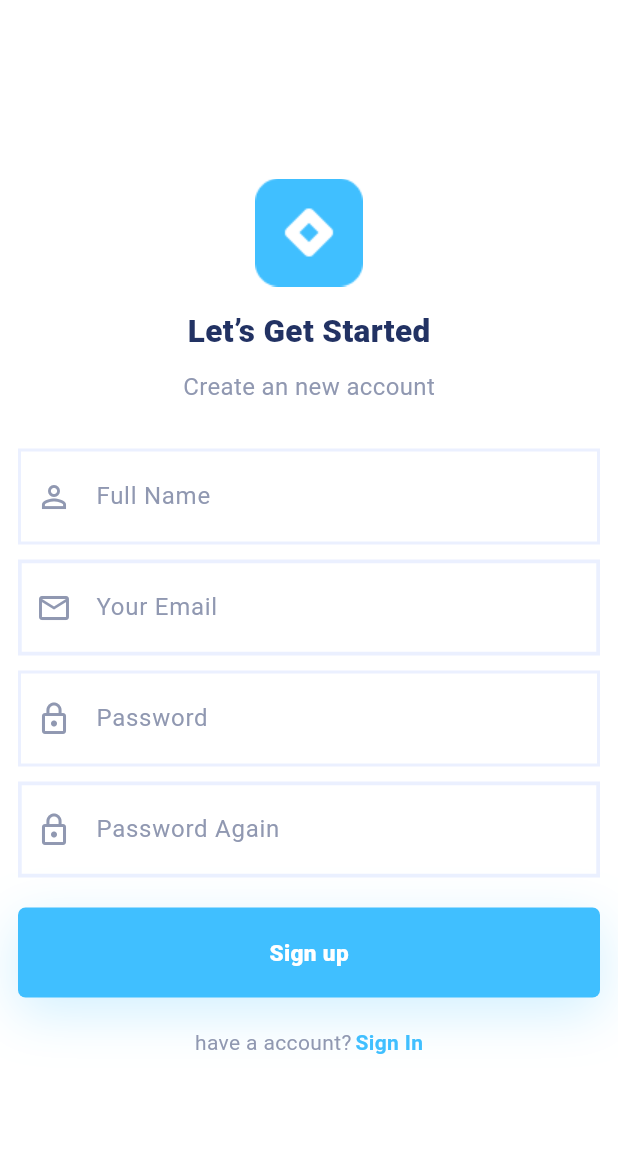
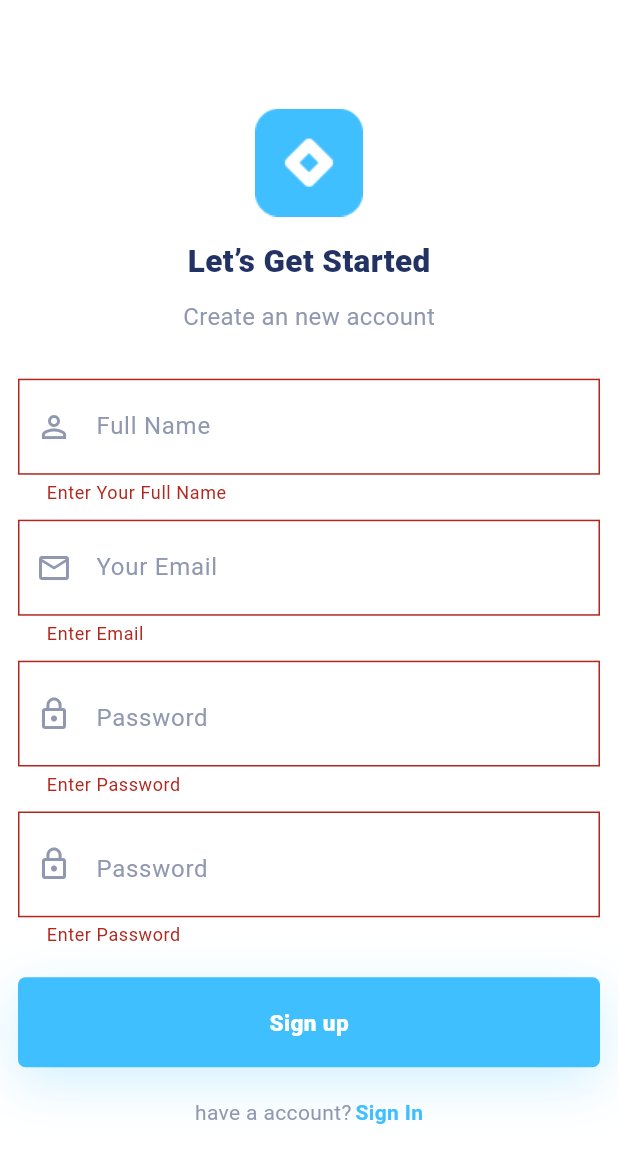
Before and after one commit to yousef-amro/train, a Flutter app: the RegisterScreen screen opened directly, after a tap on "Sign up", on a phone screen of 412 x 824 dp. Shown: the top 1163 px of the screen. Run offline on Flutter 3.47's test engine with Material 3 defaults, Android fonts, the phone set to English and light mode, and no system bars.

Commit message:
i added validat to sign up screen

```diff
--- a/lib/screens/register.dart
+++ b/lib/screens/register.dart
@@ -6,6 +6,14 @@ class RegisterScreen extends StatefulWidget {
   @override
   State<RegisterScreen> createState() => _RegisterScreenState();
 }
+
+final _formfield = GlobalKey<FormState>();
+final nameController = TextEditingController();
+final emailController = TextEditingController();
+final passController1 = TextEditingController();
+final passController2 = TextEditingController();
+bool passToggel1 = true;
+bool passToggel2 = true;
 
 class _RegisterScreenState extends State<RegisterScreen> {
   @override
@@ -16,10 +24,16 @@ class _RegisterScreenState extends State<RegisterScreen> {
         height: MediaQuery.of(context).size.height,
         child: Center(
           child: SingleChildScrollView(
+            child: Form(
+              key: _formfield,
               child: Column(
                 mainAxisAlignment: MainAxisAlignment.center,
                 children: [
-                Image.asset("image/logo2.png", height: 72, width: 72),
+                  Image.asset(
+                    "image/logo2.png",
+                    height: 72,
+                    width: 72,
+                  ),
                   SizedBox(height: 15),
                   Text(
                     'Let’s Get Started',
@@ -39,11 +53,31 @@ class _RegisterScreenState extends State<RegisterScreen> {
                   ),
                   SizedBox(height: 30),
                   Padding(
-                  padding: const EdgeInsets.only(left: 12, right: 12),
+                    padding: const EdgeInsets.only(
+                      left: 12,
+                      right: 12,
+                    ),
                     child: TextFormField(
+                      controller:
+                          nameController, // ✅ هنا ضفنا الكنترولر
+
+                      validator: (value) {
+                        if (value!.isEmpty) {
+                          return "Enter Your Full Name";
+                        }
+                        bool nameValid = RegExp(
+                          r'^[a-zA-Z0-9._-\s]{3,20}$',
+                        ).hasMatch(value);
+                        if (!nameValid) {
+                          return "Enter Valid username";
+                        }
+                        return null;
+                      },
                       decoration: InputDecoration(
                         hintText: 'Full Name',
-                      hintStyle: TextStyle(color: Color(0xFF9098B1)),
+                        hintStyle: TextStyle(
+                          color: Color(0xFF9098B1),
+                        ),
 
                         prefixIcon: Icon(
                           Icons.person_outline,
@@ -83,57 +117,36 @@ class _RegisterScreenState extends State<RegisterScreen> {
                   ),
                   SizedBox(height: 10),
                   Padding(
-                  padding: const EdgeInsets.only(left: 12, right: 12),
+                    padding: const EdgeInsets.only(
+                      left: 12,
+                      right: 12,
+                    ),
                     child: TextFormField(
-                    obscureText: true,
+                      controller:
+                          emailController, // ✅ هنا ضفنا الكنترولر
+
+                      keyboardType: TextInputType.emailAddress,
+
+                      validator: (value) {
+                        if (value!.isEmpty) {
+                          return "Enter Email";
+                        }
+                        bool emailValid = RegExp(
+                          r"^[a-zA-Z0-9.!#$%&'*+/=?^_`{|}~-]+@[a-zA-Z0-9]+\.[a-zA-Z]+$",
+                        ).hasMatch(value);
+                        if (!emailValid) {
+                          return "Enter Valid Email";
+                        }
+                        return null;
+                      },
                       decoration: InputDecoration(
+                        hintText: 'Your Email',
+                        hintStyle: TextStyle(
+                          color: Color(0xFF9098B1),
+                        ),
+
                         prefixIcon: Icon(
                           Icons.mail_outline,
-                        color: Color(0xFF9098B1),
-                      ),
-                      hintText: 'Your Email',
-                      hintStyle: TextStyle(color: Color(0xFF9098B1)),
-                      filled: true,
-                      fillColor: Colors.white,
-                      contentPadding: const EdgeInsets.symmetric(
-                        horizontal: 15,
-                        vertical: 20,
-                      ),
-                      border: OutlineInputBorder(
-                        borderRadius: BorderRadius
-                            .zero, // مستطيل تمامًا بدون زوايا دائرية
-                        borderSide: const BorderSide(
-                          width: 2.5,
-                          color: Color(0xFFEBF0FF),
-                        ),
-                      ),
-                      enabledBorder: const OutlineInputBorder(
-                        borderRadius: BorderRadius.zero,
-                        borderSide: BorderSide(
-                          width: 2.5,
-                          color: Color(0xFFEBF0FF),
-                        ),
-                      ),
-                      focusedBorder: const OutlineInputBorder(
-                        borderRadius: BorderRadius.zero,
-                        borderSide: BorderSide(
-                          color: Color(0xFF40BFFF),
-                          width: 2,
-                        ), // لون عند الضغط
-                      ),
-                    ),
-                  ),
-                ),
-                SizedBox(height: 10),
-                Padding(
-                  padding: const EdgeInsets.only(left: 12, right: 12),
-                  child: TextFormField(
-                    decoration: InputDecoration(
-                      hintText: 'Password',
-                      hintStyle: TextStyle(color: Color(0xFF9098B1)),
-
-                      prefixIcon: Icon(
-                        Icons.lock_outline,
                           color: Color(0xFF9098B1),
                         ),
 
@@ -170,16 +183,122 @@ class _RegisterScreenState extends State<RegisterScreen> {
                   ),
                   SizedBox(height: 10),
                   Padding(
-                  padding: const EdgeInsets.only(left: 12, right: 12),
+                    padding: const EdgeInsets.only(
+                      left: 12,
+                      right: 12,
+                    ),
                     child: TextFormField(
-                    obscureText: true,
+                      controller:
+                          passController1, // ✅ هنا ضفنا الكنترولر
+                      obscureText: passToggel1,
+                      validator: (value) {
+                        if (value!.isEmpty) {
+                          return "Enter Password";
+                        } else if (passController1.text.length < 6) {
+                          return " Password Length Should be more than 6 characters";
+                        } else if (passController2.text !=
+                            passController1.text) {
+                          return "Password doesn't match ";
+                        }
+
+                        return null;
+                      },
+
                       decoration: InputDecoration(
+                        suffix: InkWell(
+                          onTap: () {
+                            setState(() {
+                              passToggel1 = !passToggel1;
+                            });
+                          },
+                          child: Icon(
+                            passToggel1
+                                ? Icons.visibility
+                                : Icons.visibility_off,
+                          ),
+                        ),
                         prefixIcon: Icon(
                           Icons.lock_outline,
                           color: Color(0xFF9098B1),
                         ),
-                      hintText: 'Password Again',
-                      hintStyle: TextStyle(color: Color(0xFF9098B1)),
+                        hintText: 'Password',
+                        hintStyle: TextStyle(
+                          color: Color(0xFF9098B1),
+                        ),
+                        filled: true,
+                        fillColor: Colors.white,
+                        contentPadding: const EdgeInsets.symmetric(
+                          horizontal: 15,
+                          vertical: 20,
+                        ),
+                        border: OutlineInputBorder(
+                          borderRadius: BorderRadius
+                              .zero, // مستطيل تمامًا بدون زوايا دائرية
+                          borderSide: const BorderSide(
+                            width: 2.5,
+                            color: Color(0xFFEBF0FF),
+                          ),
+                        ),
+                        enabledBorder: const OutlineInputBorder(
+                          borderRadius: BorderRadius.zero,
+                          borderSide: BorderSide(
+                            width: 2.5,
+                            color: Color(0xFFEBF0FF),
+                          ),
+                        ),
+                        focusedBorder: const OutlineInputBorder(
+                          borderRadius: BorderRadius.zero,
+                          borderSide: BorderSide(
+                            color: Color(0xFF40BFFF),
+                            width: 2,
+                          ), // لون عند الضغط
+                        ),
+                      ),
+                    ),
+                  ),
+                  SizedBox(height: 10),
+                  Padding(
+                    padding: const EdgeInsets.only(
+                      left: 12,
+                      right: 12,
+                    ),
+                    child: TextFormField(
+                      controller:
+                          passController2, // ✅ هنا ضفنا الكنترولر
+                      obscureText: passToggel2,
+                      validator: (value) {
+                        if (value!.isEmpty) {
+                          return "Enter Password";
+                        } else if (passController2.text.length < 6) {
+                          return " Password Length Should be more than 6 characters";
+                        } else if (passController2.text !=
+                            passController1.text) {
+                          return "Password doesn't match ";
+                        }
+                        return null;
+                      },
+
+                      decoration: InputDecoration(
+                        suffix: InkWell(
+                          onTap: () {
+                            setState(() {
+                              passToggel2 = !passToggel2;
+                            });
+                          },
+                          child: Icon(
+                            passToggel2
+                                ? Icons.visibility
+                                : Icons.visibility_off,
+                          ),
+                        ),
+                        prefixIcon: Icon(
+                          Icons.lock_outline,
+                          color: Color(0xFF9098B1),
+                        ),
+                        hintText: 'Password',
+                        hintStyle: TextStyle(
+                          color: Color(0xFF9098B1),
+                        ),
                         filled: true,
                         fillColor: Colors.white,
                         contentPadding: const EdgeInsets.symmetric(
@@ -214,7 +333,10 @@ class _RegisterScreenState extends State<RegisterScreen> {
                   SizedBox(height: 20),
 
                   Padding(
-                  padding: const EdgeInsets.only(left: 12, right: 12),
+                    padding: const EdgeInsets.only(
+                      left: 12,
+                      right: 12,
+                    ),
                     child: Container(
                       decoration: BoxDecoration(
                         boxShadow: [
@@ -231,7 +353,15 @@ class _RegisterScreenState extends State<RegisterScreen> {
                           borderRadius: BorderRadius.circular(5),
                         ),
                         elevation: 0,
-                      onPressed: () {},
+                        onPressed: () {
+                          if (_formfield.currentState!.validate()) {
+                            print('Success');
+                            nameController.clear();
+                            emailController.clear();
+                            passController1.clear();
+                            passController2.clear();
+                          }
+                        },
                         child: SizedBox(
                           width: double.infinity,
                           height: 60,
@@ -280,6 +410,7 @@ class _RegisterScreenState extends State<RegisterScreen> {
             ),
           ),
         ),
+      ),
     );
   }
 }
```
Lines whose indentation alone changed are shown as unchanged.
